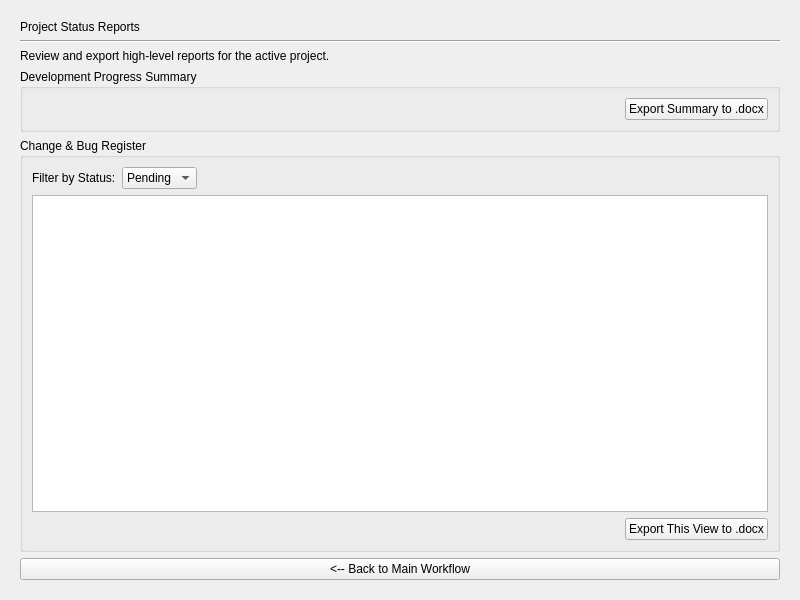
Before: the Qt Designer form gui/reports_page.ui in mariolewis/asdf_factory, drawn with Qt 5.
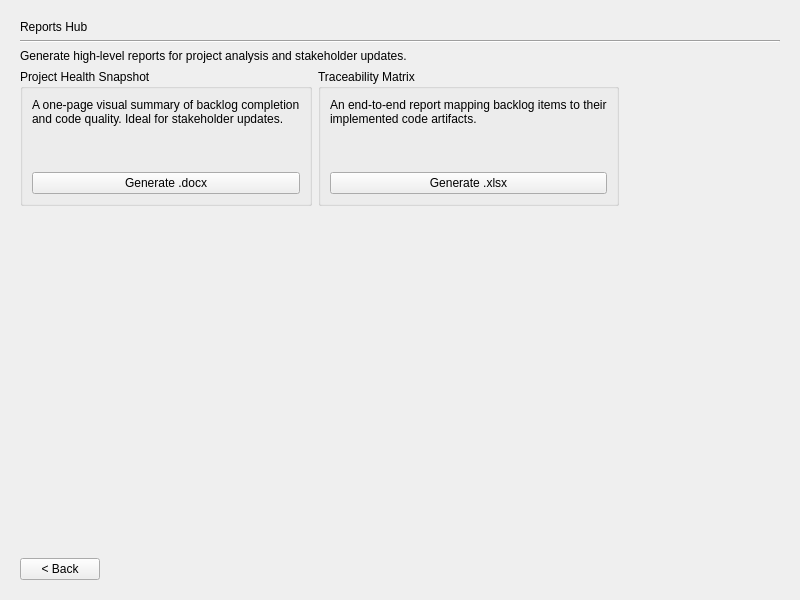
After: the same form once the commit is applied.

Commit message: feat: Implement Reports Hub, added Health Snapshot and Traceability report. feat: Implemented drag-and-drop for moving backlog items in the Backlog Manager

What changed in the file:
```diff
--- a/gui/reports_page.ui
+++ b/gui/reports_page.ui
@@ -29,7 +29,7 @@
    <item>
     <widget class="QLabel" name="headerLabel">
      <property name="text">
-      <string>Project Status Reports</string>
+      <string>Reports Hub</string>
      </property>
     </widget>
    </item>
@@ -43,81 +43,91 @@
    <item>
     <widget class="QLabel" name="instructionLabel">
      <property name="text">
-      <string>Review and export high-level reports for the active project.</string>
+      <string>Generate high-level reports for project analysis and stakeholder updates.</string>
      </property>
     </widget>
    </item>
    <item>
-    <widget class="QGroupBox" name="progressSummaryGroupBox">
+    <layout class="QGridLayout" name="reportsGrid">
+     <item row="0" column="0">
+      <widget class="QGroupBox" name="healthSnapshotCard">
      <property name="title">
-      <string>Development Progress Summary</string>
+        <string>Project Health Snapshot</string>
      </property>
      <layout class="QVBoxLayout" name="verticalLayout_2">
       <item>
-       <layout class="QFormLayout" name="progressFormLayout"/>
+         <widget class="QLabel" name="label_2">
+          <property name="text">
+           <string>A one-page visual summary of backlog completion and code quality. Ideal for stakeholder updates.</string>
+          </property>
+          <property name="wordWrap">
+           <bool>true</bool>
+          </property>
+         </widget>
       </item>
       <item>
-       <layout class="QHBoxLayout" name="horizontalLayout_2">
-        <item>
-         <spacer name="horizontalSpacer_2">
+         <spacer name="verticalSpacer">
           <property name="orientation">
-           <enum>Qt::Horizontal</enum>
+           <enum>Qt::Vertical</enum>
           </property>
           <property name="sizeHint" stdset="0">
            <size>
-            <width>40</width>
-            <height>20</height>
+            <width>20</width>
+            <height>40</height>
            </size>
           </property>
          </spacer>
         </item>
         <item>
-         <widget class="QPushButton" name="exportProgressButton">
+         <widget class="QPushButton" name="generateHealthSnapshotButton">
           <property name="text">
-           <string>Export Summary to .docx</string>
+           <string>Generate .docx</string>
           </property>
          </widget>
         </item>
        </layout>
-      </item>
-     </layout>
-    </widget>
-   </item>
-   <item>
-    <widget class="QGroupBox" name="crBugGroupBox">
+      </widget>
+     </item>
+     <item row="0" column="1">
+      <widget class="QGroupBox" name="traceabilityCard">
      <property name="title">
-      <string>Change &amp;&amp; Bug Register</string>
+        <string>Traceability Matrix</string>
      </property>
      <layout class="QVBoxLayout" name="verticalLayout_3">
       <item>
-       <layout class="QHBoxLayout" name="horizontalLayout">
-        <item>
-         <widget class="QLabel" name="filterLabel">
+         <widget class="QLabel" name="label_3">
           <property name="text">
-           <string>Filter by Status:</string>
+           <string>An end-to-end report mapping backlog items to their implemented code artifacts.</string>
           </property>
+          <property name="wordWrap">
+           <bool>true</bool>
+          </property>
          </widget>
         </item>
         <item>
-         <widget class="QComboBox" name="crFilterComboBox">
-          <item>
-           <property name="text">
-            <string>Pending</string>
-           </property>
-          </item>
-          <item>
-           <property name="text">
-            <string>Closed</string>
-           </property>
+         <spacer name="verticalSpacer_2">
+          <property name="orientation">
+           <enum>Qt::Vertical</enum>
+          </property>
+          <property name="sizeHint" stdset="0">
+           <size>
+            <width>20</width>
+            <height>40</height>
+           </size>
+          </property>
+         </spacer>
           </item>
           <item>
+         <widget class="QPushButton" name="generateTraceabilityMatrixButton">
            <property name="text">
-            <string>All</string>
-           </property>
-          </item>
-         </widget>
-        </item>
-        <item>
+           <string>Generate .xlsx</string>
+          </property>
+         </widget>
+        </item>
+       </layout>
+      </widget>
+     </item>
+     <item row="0" column="2">
          <spacer name="horizontalSpacer">
           <property name="orientation">
            <enum>Qt::Horizontal</enum>
@@ -130,44 +140,63 @@
           </property>
          </spacer>
         </item>
+     <item row="1" column="0">
+      <spacer name="verticalSpacer_3">
+       <property name="orientation">
+        <enum>Qt::Vertical</enum>
+       </property>
+       <property name="sizeHint" stdset="0">
+        <size>
+         <width>20</width>
+         <height>40</height>
+        </size>
+       </property>
+      </spacer>
+     </item>
        </layout>
       </item>
       <item>
-       <widget class="QTableView" name="crTableView"/>
-      </item>
-      <item>
-       <layout class="QHBoxLayout" name="horizontalLayout_4">
-        <item>
-         <spacer name="horizontalSpacer_3">
+    <spacer name="mainVerticalSpacer">
           <property name="orientation">
-           <enum>Qt::Horizontal</enum>
+      <enum>Qt::Vertical</enum>
           </property>
           <property name="sizeHint" stdset="0">
            <size>
-            <width>40</width>
-            <height>20</height>
+       <width>20</width>
+       <height>179</height>
            </size>
           </property>
          </spacer>
         </item>
         <item>
-         <widget class="QPushButton" name="exportCrButton">
-          <property name="text">
-           <string>Export This View to .docx</string>
-          </property>
-         </widget>
-        </item>
-       </layout>
-      </item>
-     </layout>
-    </widget>
-   </item>
+    <layout class="QHBoxLayout" name="horizontalLayout_back">
    <item>
     <widget class="QPushButton" name="backButton">
      <property name="text">
-      <string>&lt;-- Back to Main Workflow</string>
-     </property>
-    </widget>
+        <string>&lt; Back</string>
+       </property>
+       <property name="sizePolicy">
+        <sizepolicy hsizetype="Fixed" vsizetype="Fixed">
+         <horstretch>0</horstretch>
+         <verstretch>0</verstretch>
+        </sizepolicy>
+       </property>
+      </widget>
+     </item>
+     <item>
+      <spacer name="horizontalSpacer_back">
+       <property name="orientation">
+        <enum>Qt::Horizontal</enum>
+       </property>
+       <property name="sizeHint" stdset="0">
+        <size>
+         <width>40</width>
+         <height>20</height>
+        </size>
+       </property>
+      </spacer>
+     </item>
+    </layout>
    </item>
   </layout>
  </widget>
```
Lines whose indentation alone changed are shown as unchanged. The commit also changes 35 other files.
